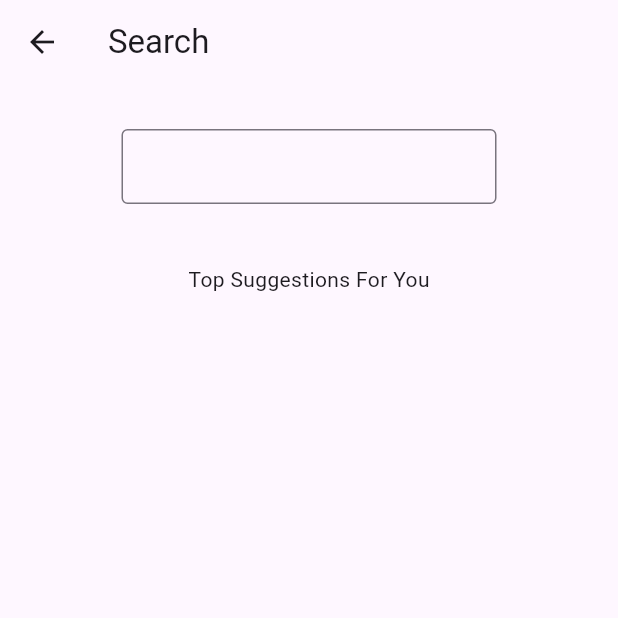
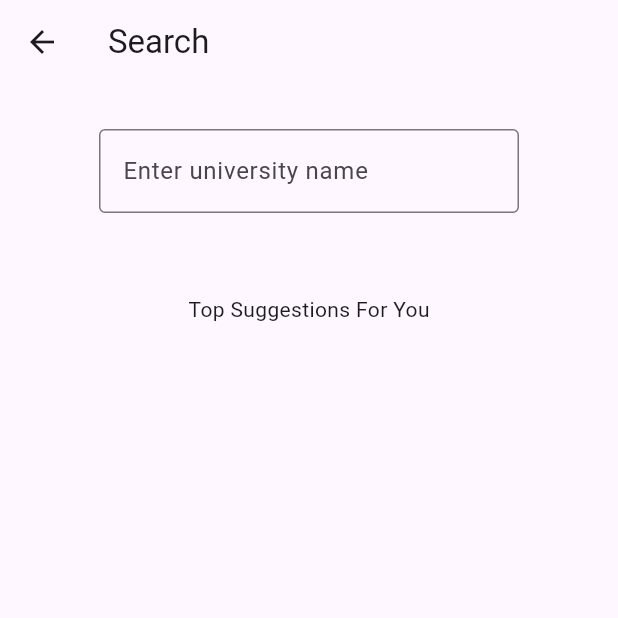
Before and after one commit to shahmir-ahmed/Uni-connect, a Flutter app: the SearchScreen screen opened directly, on a phone screen of 412 x 824 dp, the top half of it. Run offline on Flutter 3.47's test engine with Material 3 defaults, Android fonts, the phone set to English and light mode, and no system bars; our stand-ins replace cloud_firestore, firebase_core, firebase_storage, flutter_spinkit, image_picker, shared_preferences and 1 more; missing offline and left inert: appinio_video_player, easy_image_viewer, panorama; accounts and stored records are empty.

Commit message:
Student Search Screen dev. 2.0
Completed search university module

```diff
--- a/uni_connect/lib/screens/home/student/search_screen.dart
+++ b/uni_connect/lib/screens/home/student/search_screen.dart
@@ -1,5 +1,8 @@
 import 'package:flutter/material.dart';
+import 'package:uni_connect/classes/university.dart';
+import 'package:uni_connect/screens/home/student/search/universites_list.dart';
 import 'package:uni_connect/shared/constants.dart';
+import 'package:provider/provider.dart';
 
 class SearchScreen extends StatefulWidget {
   const SearchScreen({super.key});
@@ -20,7 +23,11 @@ class _SearchScreenState extends State<SearchScreen> {
       ),
 
       // main container in screen in center
-      body: Container(
+      body: SingleChildScrollView(
+        child: StreamProvider.value(
+          initialData: null,
+          value: UniveristyProfile.empty().getUnisStream(),
+          child: Container(
               width: MediaQuery.of(context).size.width,
               // color: Colors.orange,
               child: Column(
@@ -29,11 +36,12 @@ class _SearchScreenState extends State<SearchScreen> {
                   Container(
                     margin: EdgeInsets.only(top: 30.0),
                     // color: Colors.amber,
-                width: 250.0,
-                height: 50.0,
+                    width: 280.0,
+                    height: 70.0,
                     // search field
                     child: TextField(
-                  decoration: formInputDecoration,
+                      decoration: formInputDecoration.copyWith(
+                          hintText: "Enter university name"),
                       onChanged: (value) {
                         setState(() {
                           searchQuery = value.trim();
@@ -51,9 +59,7 @@ class _SearchScreenState extends State<SearchScreen> {
                                   Text("Top Suggestions For You"),
                                   // suggested unis list
                                 ],
-                          )
-
-                          )
+                              ))
                           :
                           // search results conatiner
                           Container(
@@ -63,16 +69,42 @@ class _SearchScreenState extends State<SearchScreen> {
                                   Text("Search results"),
                                   // results
                                   Container(
+                                    padding: EdgeInsets.symmetric(
+                                        vertical: 15.0, horizontal: 0.0),
                                     // show unis in tile with logo, name
                                     // fetch the unis here from db which match the search
+                                    // or
+                                    // run a stream of unis profile and filter out unis according to search
+                                    child: UniversitiesList(
+                                        searchQuery: searchQuery),
+                                    /*
+                                        ListTile(
+                                          leading: CircleAvatar(
+                                            backgroundImage:
+                                                AssetImage("assets/uni.jpg"),
+                                            // radius: 30.0,
+                                          ),
+                                          title: Text("Numl"),
+                                          subtitle: Text("H9"),
+                                        ),
+                                        ListTile(
+                                          leading: CircleAvatar(
+                                            backgroundImage:
+                                                AssetImage("assets/uni.jpg"),
+                                            // radius: 30.0,
+                                          ),
+                                          title: Text("Riphah"),
+                                          subtitle: Text("I-10"),
+                                        )
+                                        */
                                   )
                                 ],
                               ),
-
-
                             ))
                 ],
               )),
+        ),
+      ),
     );
   }
 }
```
Also changed, not shown: uni_connect/lib/classes/university.dart (+43 -3 lines), uni_connect/lib/screens/home/student/search/universites_list.dart (added, +97 -0 lines). Lines whose indentation alone changed are shown as unchanged.
